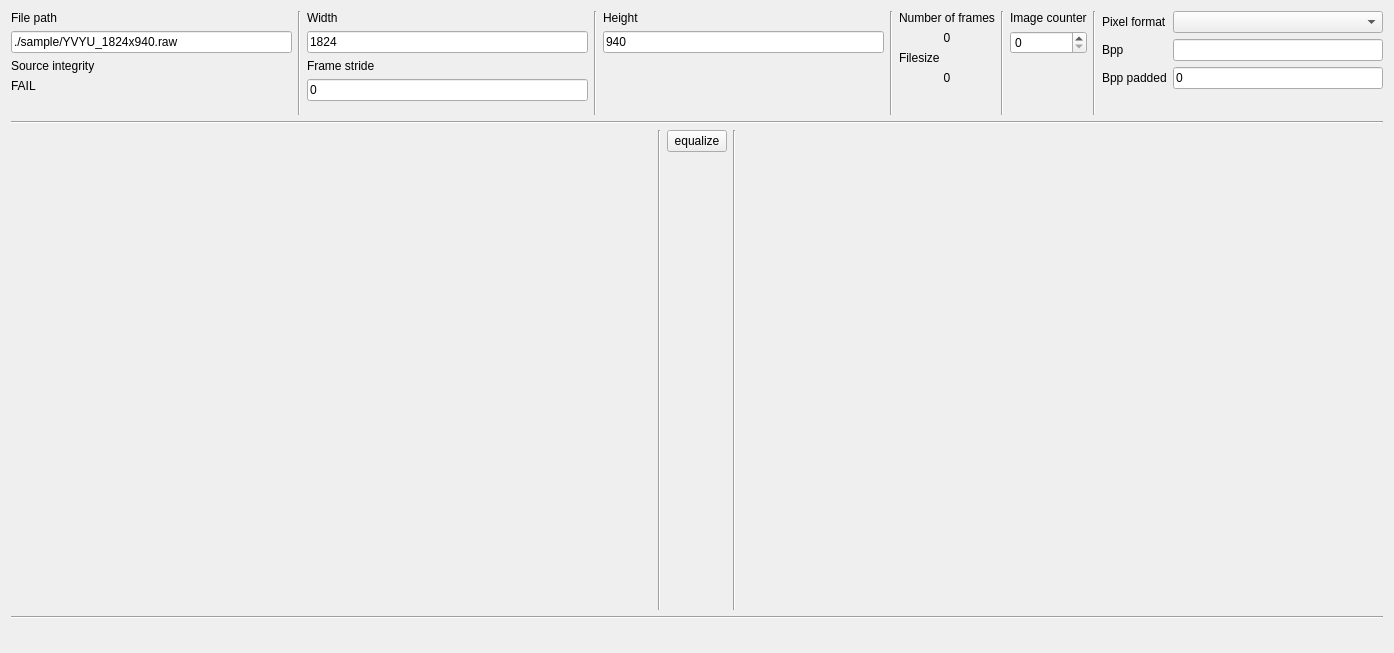
Before: the Qt Designer form Tools/convertor_simple/convert.ui in vsrgm/lib, drawn with Qt 5.
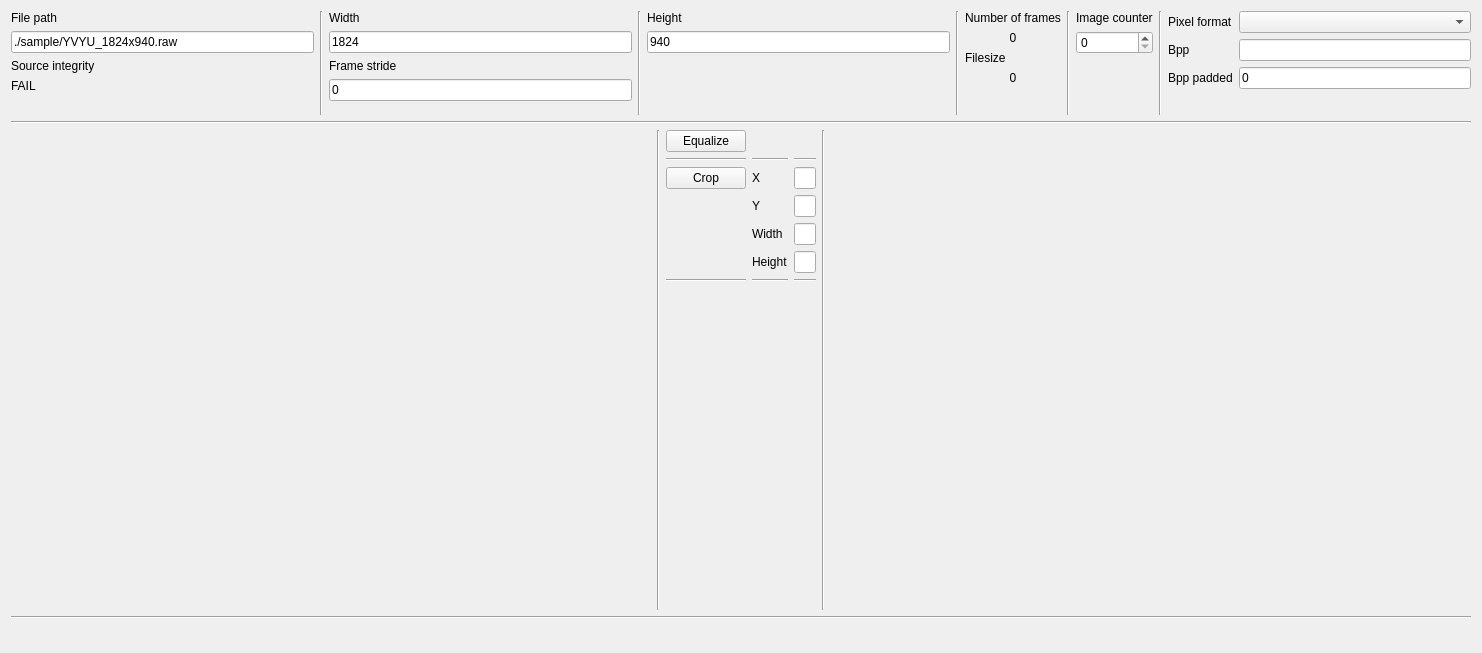
After: the same form once the commit is applied.

Commit message: Crop implementation added into repo

Patch:
```diff
--- a/Tools/convertor_simple/convert.ui
+++ b/Tools/convertor_simple/convert.ui
@@ -344,27 +344,31 @@
          </widget>
         </item>
         <item>
-         <layout class="QVBoxLayout" name="verticalLayout_8">
-          <property name="spacing">
-           <number>10</number>
-          </property>
+         <layout class="QGridLayout" name="gridLayout">
           <property name="sizeConstraint">
            <enum>QLayout::SetFixedSize</enum>
           </property>
-          <item>
-           <widget class="QPushButton" name="equalize">
-            <property name="maximumSize">
-             <size>
-              <width>60</width>
-              <height>40</height>
-             </size>
+          <item row="5" column="2">
+           <widget class="QLineEdit" name="crop_height"/>
+          </item>
+          <item row="2" column="2">
+           <widget class="QLineEdit" name="crop_x"/>
+          </item>
+          <item row="4" column="1">
+           <widget class="QLabel" name="label_14">
+            <property name="text">
+             <string>Width</string>
             </property>
+           </widget>
+          </item>
+          <item row="2" column="0">
+           <widget class="QPushButton" name="Crop">
             <property name="text">
-             <string>equalize</string>
+             <string>Crop</string>
             </property>
            </widget>
           </item>
-          <item>
+          <item row="7" column="0">
            <spacer name="verticalSpacer_2">
             <property name="orientation">
              <enum>Qt::Vertical</enum>
@@ -377,6 +381,82 @@
             </property>
            </spacer>
           </item>
+          <item row="3" column="2">
+           <widget class="QLineEdit" name="crop_y"/>
+          </item>
+          <item row="0" column="0">
+           <widget class="QPushButton" name="equalize">
+            <property name="text">
+             <string>Equalize</string>
+            </property>
+           </widget>
+          </item>
+          <item row="5" column="1">
+           <widget class="QLabel" name="label_15">
+            <property name="text">
+             <string>Height</string>
+            </property>
+           </widget>
+          </item>
+          <item row="2" column="1">
+           <widget class="QLabel" name="label_12">
+            <property name="text">
+             <string>X</string>
+            </property>
+           </widget>
+          </item>
+          <item row="4" column="2">
+           <widget class="QLineEdit" name="crop_width"/>
+          </item>
+          <item row="3" column="1">
+           <widget class="QLabel" name="label_13">
+            <property name="text">
+             <string>Y</string>
+            </property>
+           </widget>
+          </item>
+          <item row="1" column="1">
+           <widget class="Line" name="line_13">
+            <property name="orientation">
+             <enum>Qt::Horizontal</enum>
+            </property>
+           </widget>
+          </item>
+          <item row="6" column="1">
+           <widget class="Line" name="line_10">
+            <property name="orientation">
+             <enum>Qt::Horizontal</enum>
+            </property>
+           </widget>
+          </item>
+          <item row="6" column="0">
+           <widget class="Line" name="line_11">
+            <property name="orientation">
+             <enum>Qt::Horizontal</enum>
+            </property>
+           </widget>
+          </item>
+          <item row="6" column="2">
+           <widget class="Line" name="line_12">
+            <property name="orientation">
+             <enum>Qt::Horizontal</enum>
+            </property>
+           </widget>
+          </item>
+          <item row="1" column="0">
+           <widget class="Line" name="line_14">
+            <property name="orientation">
+             <enum>Qt::Horizontal</enum>
+            </property>
+           </widget>
+          </item>
+          <item row="1" column="2">
+           <widget class="Line" name="line_15">
+            <property name="orientation">
+             <enum>Qt::Horizontal</enum>
+            </property>
+           </widget>
+          </item>
          </layout>
         </item>
         <item>
```
The commit also changes 6 other files.
